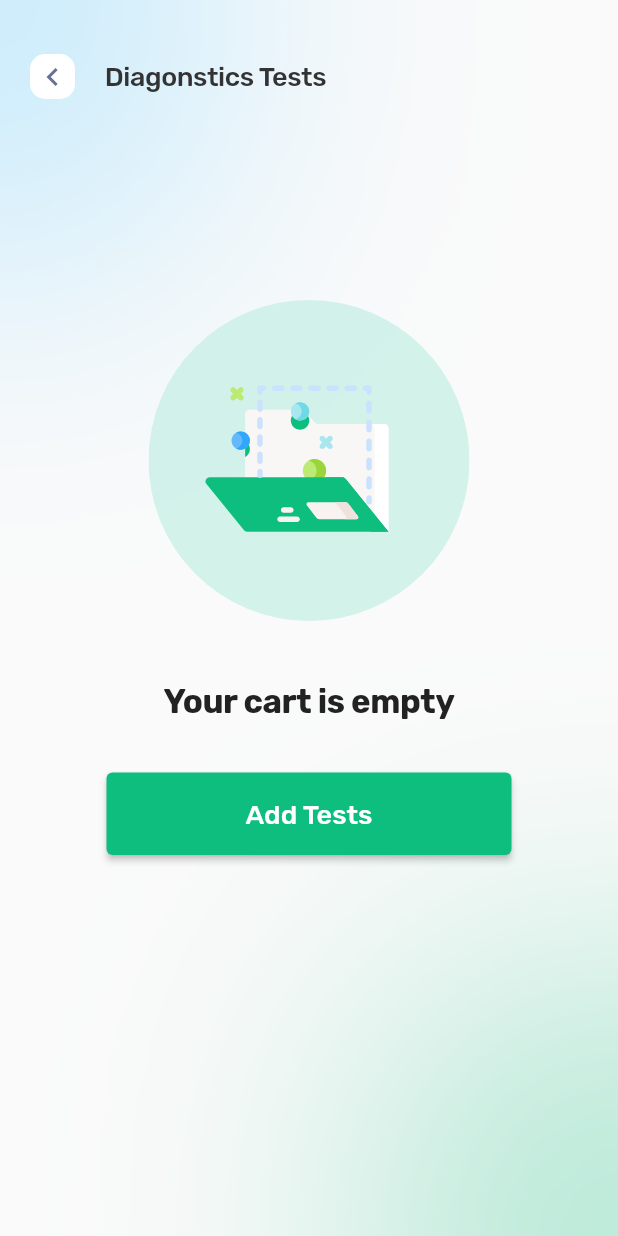
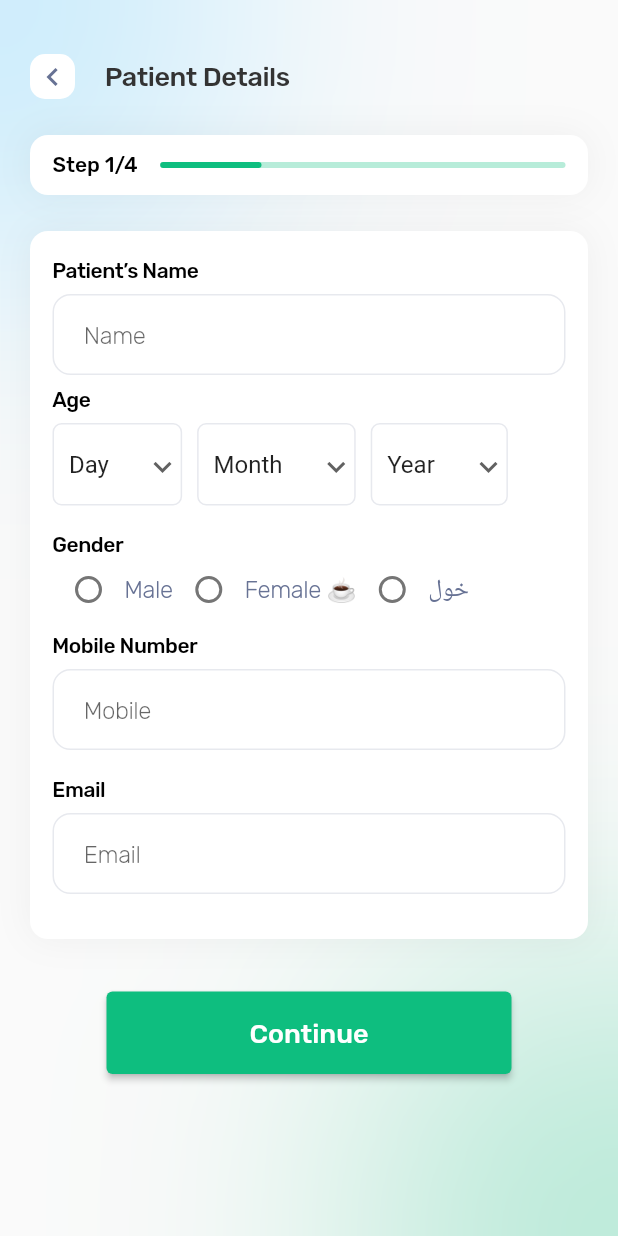
Before and after one commit to MutasemKhatab/Flutter, a Flutter app: the screen it shows after launch, on a phone screen of 412 x 824 dp. Run offline on Flutter 3.47's test engine with Material 2 defaults, Android fonts, the phone set to English and light mode, and no system bars; our stand-ins replace flutter_svg, google_fonts.

Commit message:
add patient details input widget

```diff
--- a/doctor/lib/main.dart
+++ b/doctor/lib/main.dart
@@ -16,6 +16,7 @@ import 'package:doctor/medical_records.dart';
 import 'package:doctor/medicine_orders.dart';
 import 'package:doctor/my_doctors.dart';
 import 'package:doctor/patient_details.dart';
+import 'package:doctor/patient_details_input.dart';
 import 'package:doctor/popular_doctors.dart';
 import 'package:doctor/signup.dart';
 import 'package:flutter/material.dart';
@@ -27,4 +28,4 @@ import 'live_page.dart';
 //TODO  add fontfamily rubik add indexd package
 //overflow when use sized container
 
-void main() => runApp(MaterialApp(home: PatientDetails()));
+void main() => runApp(MaterialApp(home: PatientDetailsInput()));
--- a/doctor/lib/patient_details.dart
+++ b/doctor/lib/patient_details.dart
@@ -62,7 +62,7 @@ class PatientDetails extends StatelessWidget {
                         ),
                       ),
                       const Text(
-                        'Diagonstics Tests',
+                        'Patient Details',
                         style: TextStyle(
                           color: Color(0xFF333333),
                           fontSize: 18,
--- /dev/null
+++ b/doctor/lib/patient_details_input.dart
@@ -0,0 +1,425 @@
+import 'dart:ui';
+
+import 'package:flutter/material.dart';
+
+class PatientDetailsInput extends StatelessWidget {
+  const PatientDetailsInput({Key? key}) : super(key: key);
+
+  @override
+  Widget build(BuildContext context) {
+    return Scaffold(
+      resizeToAvoidBottomInset: false,
+      body: Stack(
+        children: [
+          Positioned(
+            left: -72,
+            top: -32,
+            child: Container(
+              width: 216,
+              height: 216,
+              decoration: const ShapeDecoration(
+                color: Color.fromARGB(90, 96, 205, 255),
+                shape: OvalBorder(),
+              ),
+            ),
+          ),
+          Positioned(
+            right: -48,
+            bottom: -33,
+            child: Container(
+              width: 216,
+              height: 216,
+              decoration: const ShapeDecoration(
+                color: Color(0x4C0EBE7E),
+                shape: OvalBorder(),
+              ),
+            ),
+          ),
+          BackdropFilter(
+            filter: ImageFilter.blur(sigmaX: 100, sigmaY: 100),
+            child: Container(
+              color: Colors.transparent,
+            ),
+          ),
+          SizedBox(
+            width: MediaQuery.of(context).size.width,
+            height: MediaQuery.of(context).size.height,
+            child: Column(
+              children: [
+                Padding(
+                  padding: const EdgeInsets.fromLTRB(20, 36, 0, 24),
+                  child: Row(
+                    children: [
+                      Container(
+                        width: 30,
+                        height: 30,
+                        margin: const EdgeInsets.fromLTRB(0, 0, 20, 0),
+                        decoration: ShapeDecoration(
+                            color: const Color.fromARGB(255, 255, 255, 255),
+                            shape: RoundedRectangleBorder(
+                                borderRadius: BorderRadius.circular(10))),
+                        child: const Icon(
+                          Icons.chevron_left_sharp,
+                          color: Color.fromARGB(255, 103, 114, 148),
+                        ),
+                      ),
+                      const Text(
+                        'Patient Details',
+                        style: TextStyle(
+                          color: Color(0xFF333333),
+                          fontSize: 18,
+                          fontFamily: 'Rubik',
+                          fontWeight: FontWeight.w500,
+                          letterSpacing: -0.30,
+                        ),
+                      ),
+                    ],
+                  ),
+                ),
+                Container(
+                  alignment: Alignment.centerLeft,
+                  margin: const EdgeInsets.fromLTRB(20, 0, 20, 24),
+                  padding: const EdgeInsets.fromLTRB(15, 10, 15, 10),
+                  height: 40,
+                  decoration: ShapeDecoration(
+                    color: Colors.white,
+                    shape: RoundedRectangleBorder(
+                      borderRadius: BorderRadius.circular(12),
+                    ),
+                    shadows: const [
+                      BoxShadow(
+                        color: Color(0x0C000000),
+                        blurRadius: 20,
+                        offset: Offset(0, 0),
+                        spreadRadius: 0,
+                      )
+                    ],
+                  ),
+                  child: Row(
+                    children: [
+                      const Text(
+                        'Step 1/4',
+                        style: TextStyle(
+                          color: Colors.black,
+                          fontSize: 14,
+                          fontFamily: 'Rubik',
+                          fontWeight: FontWeight.w500,
+                        ),
+                      ),
+                      const SizedBox(width: 15),
+                      Expanded(
+                        child: LinearProgressIndicator(
+                          borderRadius: BorderRadius.circular(15),
+                          value: 0.25,
+                          backgroundColor: const Color(0x4C0EBE7F),
+                          color: const Color(0xFF0EBE7F),
+                        ),
+                      ),
+                    ],
+                  ),
+                ),
+                Container(
+                  margin:
+                      const EdgeInsets.only(left: 20, right: 20, bottom: 35),
+                  padding: const EdgeInsets.fromLTRB(15, 30, 15, 30),
+                  width: MediaQuery.of(context).size.width,
+                  decoration: ShapeDecoration(
+                    color: Colors.white,
+                    shape: RoundedRectangleBorder(
+                      borderRadius: BorderRadius.circular(12),
+                    ),
+                    shadows: const [
+                      BoxShadow(
+                        color: Color(0x0C000000),
+                        blurRadius: 20,
+                        offset: Offset(0, 0),
+                        spreadRadius: 0,
+                      )
+                    ],
+                  ),
+                  child: Column(
+                    mainAxisAlignment: MainAxisAlignment.start,
+                    crossAxisAlignment: CrossAxisAlignment.start,
+                    children: [
+                      const Text(
+                        'Patient’s Name',
+                        style: TextStyle(
+                          color: Colors.black,
+                          fontSize: 14,
+                          fontFamily: 'Rubik',
+                          fontWeight: FontWeight.w500,
+                          height: 0.12,
+                          letterSpacing: -0.30,
+                        ),
+                      ),
+                      Container(
+                        margin: const EdgeInsets.only(top: 10, bottom: 20),
+                        padding: const EdgeInsets.fromLTRB(20, 17, 20, 17),
+                        height: 54,
+                        decoration: ShapeDecoration(
+                          color: Colors.white,
+                          shape: RoundedRectangleBorder(
+                            side: const BorderSide(
+                                width: 1, color: Color(0x28677294)),
+                            borderRadius: BorderRadius.circular(12),
+                          ),
+                        ),
+                        child: TextField(
+                            onTapOutside: (event) {
+                              FocusScope.of(context).requestFocus(FocusNode());
+                            },
+                            style: const TextStyle(
+                              color: Color(0xFF677294),
+                              fontSize: 16,
+                              fontFamily: 'Rubik',
+                              fontWeight: FontWeight.w300,
+                              height: 0,
+                              letterSpacing: -0.30,
+                            ),
+                            decoration: const InputDecoration.collapsed(
+                                hintText: "Name")),
+                      ),
+                      const Text(
+                        'Age',
+                        style: TextStyle(
+                          color: Colors.black,
+                          fontSize: 14,
+                          fontFamily: 'Rubik',
+                          fontWeight: FontWeight.w500,
+                          height: 0.12,
+                          letterSpacing: -0.30,
+                        ),
+                      ),
+                      Row(
+                        children: [
+                          Container(
+                            height: 55,
+                            padding: const EdgeInsets.fromLTRB(10, 16, 0, 16),
+                            margin: const EdgeInsets.fromLTRB(0, 10, 10, 20),
+                            decoration: ShapeDecoration(
+                                shape: RoundedRectangleBorder(
+                                    side: const BorderSide(
+                                        color: Color(0x28677294), width: 1),
+                                    borderRadius: BorderRadius.circular(6))),
+                            child: DropdownButton(
+                              underline: Container(),
+                              icon: const Icon(Icons.keyboard_arrow_down_sharp),
+                              items: const [
+                                DropdownMenuItem(child: Text("Day      "))
+                              ],
+                              onChanged: (value) {},
+                            ),
+                          ),
+                          Container(
+                            height: 55,
+                            padding: const EdgeInsets.fromLTRB(10, 16, 0, 16),
+                            margin: const EdgeInsets.fromLTRB(0, 10, 10, 20),
+                            decoration: ShapeDecoration(
+                                shape: RoundedRectangleBorder(
+                                    side: const BorderSide(
+                                        color: Color(0x28677294), width: 1),
+                                    borderRadius: BorderRadius.circular(6))),
+                            child: DropdownButton(
+                              underline: Container(),
+                              icon: const Icon(Icons.keyboard_arrow_down_sharp),
+                              items: const [
+                                DropdownMenuItem(child: Text("Month      "))
+                              ],
+                              onChanged: (value) {},
+                            ),
+                          ),
+                          Container(
+                            height: 55,
+                            padding: const EdgeInsets.fromLTRB(10, 16, 0, 16),
+                            margin: const EdgeInsets.fromLTRB(0, 10, 10, 20),
+                            decoration: ShapeDecoration(
+                                shape: RoundedRectangleBorder(
+                                    side: const BorderSide(
+                                        color: Color(0x28677294), width: 1),
+                                    borderRadius: BorderRadius.circular(6))),
+                            child: DropdownButton(
+                              underline: Container(),
+                              icon: const Icon(Icons.keyboard_arrow_down_sharp),
+                              items: const [
+                                DropdownMenuItem(child: Text("Year      "))
+                              ],
+                              onChanged: (value) {},
+                            ),
+                          )
+                        ],
+                      ),
+                      const SizedBox(height: 10),
+                      const Text(
+                        'Gender',
+                        style: TextStyle(
+                          color: Colors.black,
+                          fontSize: 14,
+                          fontFamily: 'Rubik',
+                          fontWeight: FontWeight.w500,
+                          height: 0.12,
+                          letterSpacing: -0.30,
+                        ),
+                      ),
+                      Row(
+                        mainAxisAlignment: MainAxisAlignment.start,
+                        children: [
+                          Radio(
+                              activeColor: const Color(0xFF0EBE7F),
+                              value: 1,
+                              groupValue: "Gender",
+                              onChanged: (value) {}),
+                          const Text(
+                            'Male',
+                            style: TextStyle(
+                              color: Color(0xFF677294),
+                              fontSize: 16,
+                              fontFamily: 'Rubik',
+                              fontWeight: FontWeight.w300,
+                              height: 0,
+                              letterSpacing: -0.30,
+                            ),
+                          ),
+                          Radio(
+                              activeColor: const Color(0xFF0EBE7F),
+                              value: 2,
+                              groupValue: "Gender",
+                              onChanged: (value) {}),
+                          const Text(
+                            'Female ☕',
+                            style: TextStyle(
+                              color: Color(0xFF677294),
+                              fontSize: 16,
+                              fontFamily: 'Rubik',
+                              fontWeight: FontWeight.w300,
+                              height: 0,
+                              letterSpacing: -0.30,
+                            ),
+                          ),
+                          Radio(
+                              activeColor: const Color(0xFF0EBE7F),
+                              value: 3,
+                              groupValue: "Gender",
+                              onChanged: (value) {}),
+                          const Text(
+                            'خول',
+                            style: TextStyle(
+                              color: Color(0xFF677294),
+                              fontSize: 16,
+                              fontFamily: 'Rubik',
+                              fontWeight: FontWeight.w300,
+                              height: 0,
+                              letterSpacing: -0.30,
+                            ),
+                          ),
+                        ],
+                      ),
+                      const SizedBox(
+                        height: 17,
+                      ),
+                      const Text(
+                        'Mobile Number',
+                        style: TextStyle(
+                          color: Colors.black,
+                          fontSize: 14,
+                          fontFamily: 'Rubik',
+                          fontWeight: FontWeight.w500,
+                          height: 0.12,
+                          letterSpacing: -0.30,
+                        ),
+                      ),
+                      const SizedBox(height: 10),
+                      Container(
+                        margin: const EdgeInsets.only(bottom: 20),
+                        padding: const EdgeInsets.fromLTRB(20, 17, 20, 17),
+                        height: 54,
+                        decoration: ShapeDecoration(
+                          color: Colors.white,
+                          shape: RoundedRectangleBorder(
+                            side: const BorderSide(
+                                width: 1, color: Color(0x28677294)),
+                            borderRadius: BorderRadius.circular(12),
+                          ),
+                        ),
+                        child: TextField(
+                            keyboardType: TextInputType.number,
+                            onTapOutside: (event) {
+                              FocusScope.of(context).requestFocus(FocusNode());
+                            },
+                            style: const TextStyle(
+                              color: Color(0xFF677294),
+                              fontSize: 16,
+                              fontFamily: 'Rubik',
+                              fontWeight: FontWeight.w300,
+                              height: 0,
+                              letterSpacing: -0.30,
+                            ),
+                            decoration: const InputDecoration.collapsed(
+                                hintText: "Mobile")),
+                      ),
+                      const SizedBox(height: 10),
+                      const Text(
+                        'Email ',
+                        style: TextStyle(
+                          color: Colors.black,
+                          fontSize: 14,
+                          fontFamily: 'Rubik',
+                          fontWeight: FontWeight.w500,
+                          height: 0.12,
+                          letterSpacing: -0.30,
+                        ),
+                      ),
+                      Container(
+                        margin: const EdgeInsets.only(top: 10),
+                        padding: const EdgeInsets.fromLTRB(20, 17, 20, 17),
+                        height: 54,
+                        decoration: ShapeDecoration(
+                          color: Colors.white,
+                          shape: RoundedRectangleBorder(
+                            side: const BorderSide(
+                                width: 1, color: Color(0x28677294)),
+                            borderRadius: BorderRadius.circular(12),
+                          ),
+                        ),
+                        child: TextField(
+                          keyboardType: TextInputType.emailAddress,
+                          onTapOutside: (event) {
+                            FocusScope.of(context).requestFocus(FocusNode());
+                          },
+                          style: const TextStyle(
+                            color: Color(0xFF677294),
+                            fontSize: 16,
+                            fontFamily: 'Rubik',
+                            fontWeight: FontWeight.w300,
+                            height: 0,
+                            letterSpacing: -0.30,
+                          ),
+                          decoration: const InputDecoration.collapsed(
+                              hintText: "Email"),
+                        ),
+                      ),
+                    ],
+                  ),
+                ),
+                ElevatedButton(
+                    onPressed: () {},
+                    style: ElevatedButton.styleFrom(
+                        fixedSize: const Size(270, 55),
+                        backgroundColor: const Color(0xFF0EBE7F)),
+                    child: const Text(
+                      'Continue',
+                      style: TextStyle(
+                        color: Colors.white,
+                        fontSize: 18,
+                        fontFamily: 'Rubik',
+                        fontWeight: FontWeight.w500,
+                        height: 0,
+                      ),
+                    ))
+              ],
+            ),
+          ),
+        ],
+      ),
+    );
+  }
+}
```
